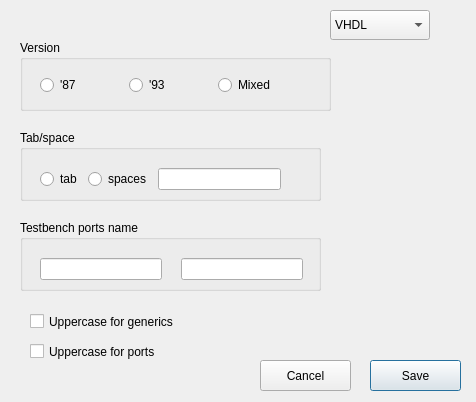
Above: src/UI/UIs/Testbench_generator_config_UI.ui from DRubioG/HDLHelper before the change. Below: the same form after it.
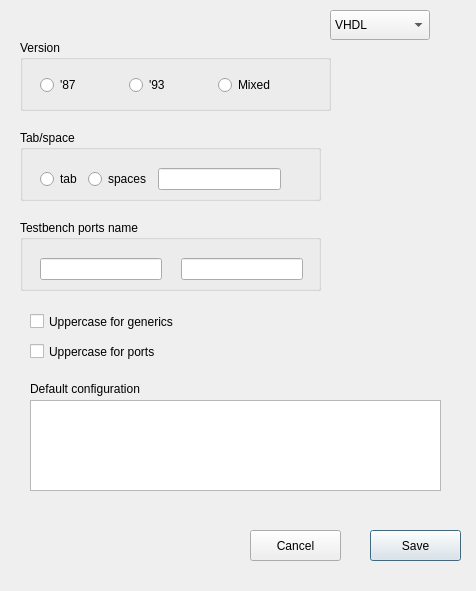
That is the form after the change.

```diff
--- a/src/UI/UIs/Testbench_generator_config_UI.ui
+++ b/src/UI/UIs/Testbench_generator_config_UI.ui
@@ -7,7 +7,7 @@
     <x>0</x>
     <y>0</y>
     <width>476</width>
-    <height>402</height>
+    <height>591</height>
    </rect>
   </property>
   <property name="sizePolicy">
@@ -169,7 +169,7 @@
    <property name="geometry">
     <rect>
      <x>370</x>
-     <y>360</y>
+     <y>530</y>
      <width>91</width>
      <height>31</height>
     </rect>
@@ -181,8 +181,8 @@
   <widget class="QPushButton" name="pushButton_cancel">
    <property name="geometry">
     <rect>
-     <x>260</x>
-     <y>360</y>
+     <x>250</x>
+     <y>530</y>
      <width>91</width>
      <height>31</height>
     </rect>
@@ -217,6 +217,29 @@
     <string>Uppercase for ports</string>
    </property>
   </widget>
+  <widget class="QTextEdit" name="textEdit_default_config">
+   <property name="geometry">
+    <rect>
+     <x>30</x>
+     <y>400</y>
+     <width>411</width>
+     <height>91</height>
+    </rect>
+   </property>
+  </widget>
+  <widget class="QLabel" name="label_2">
+   <property name="geometry">
+    <rect>
+     <x>30</x>
+     <y>380</y>
+     <width>211</width>
+     <height>17</height>
+    </rect>
+   </property>
+   <property name="text">
+    <string>Default configuration </string>
+   </property>
+  </widget>
  </widget>
  <resources/>
  <connections/>
```
